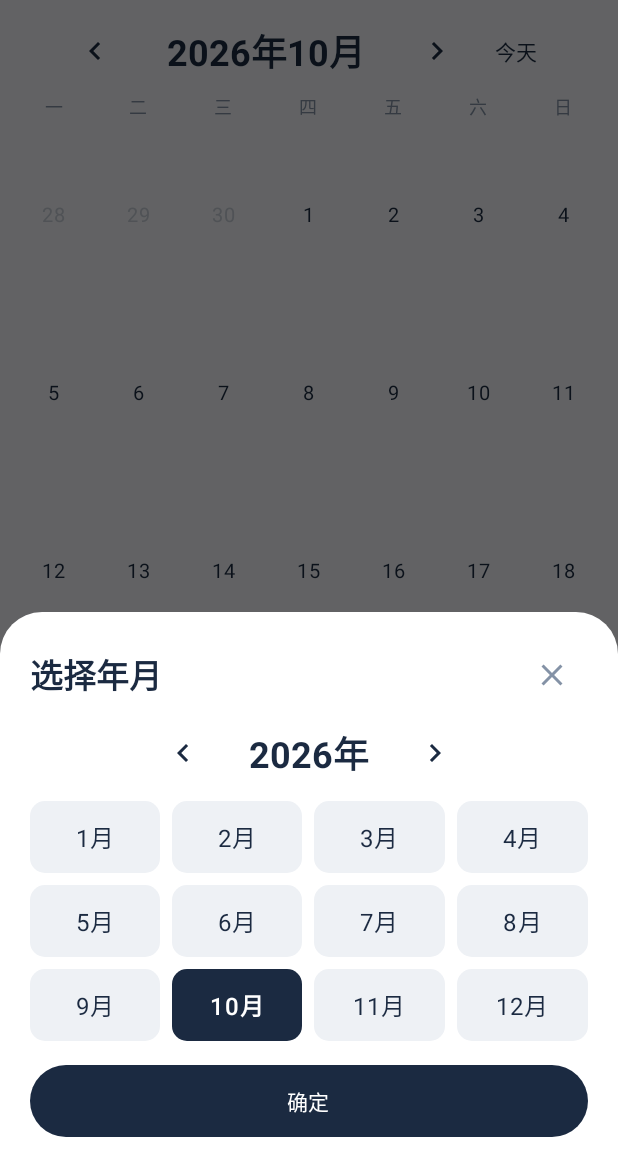
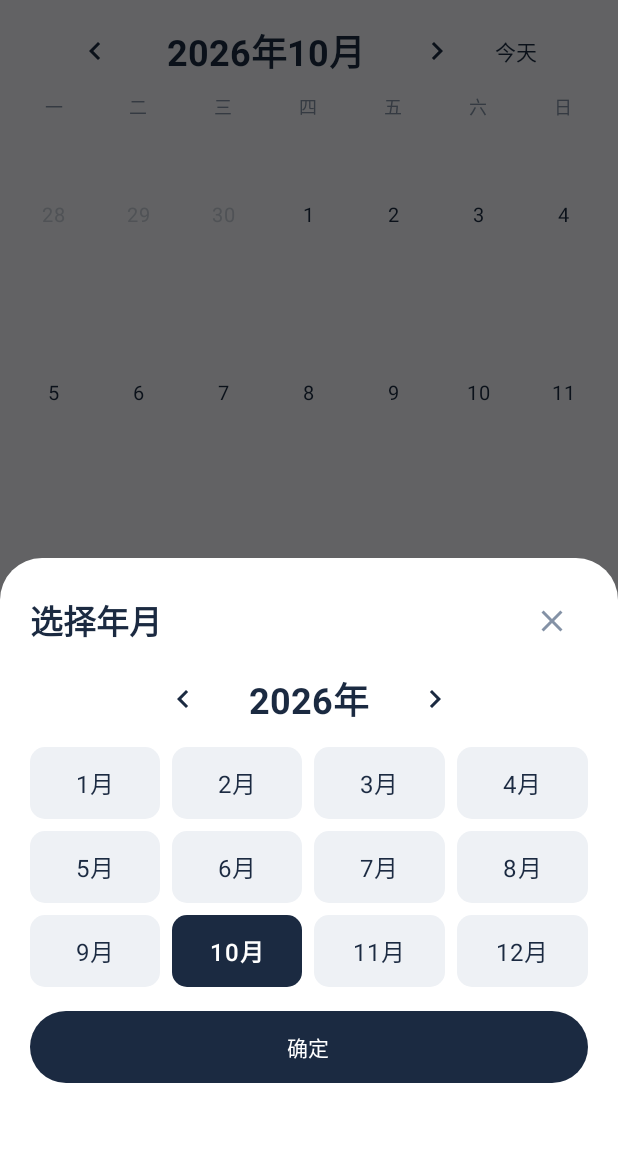
Before and after one commit to wklsky/work_time, an Android app built with Jetpack Compose: the screen it shows after launch (MainActivity), after a tap on an icon or button, on a phone screen of 412 x 824 dp, the part 69-1236 px from its top. Run offline under Robolectric (Android 15) with nearby library versions, the phone set to English and light mode, and no system bars; our stand-ins replace Room's generated code; 1 statement that could not run was skipped; 1 other tap on this screen came first.

Commit message:
fix(界面组件): 修复弹层确认按钮被手势导航条遮挡的问题

```diff
--- a/worktime-android/app/build.gradle.kts
+++ b/worktime-android/app/build.gradle.kts
@@ -39,8 +39,8 @@ android {
         targetSdk = 35
         // 发布新版必须先递增 versionCode（系统只在更大时才允许覆盖安装），
         // versionName 需与 GitHub Release 的 tag（vX.Y.Z）保持一致，更新检测靠它比对
-        versionCode = 7
-        versionName = "2.3.0"
+        versionCode = 8
+        versionName = "2.3.1"
 
         testInstrumentationRunner = "androidx.test.runner.AndroidJUnitRunner"
         vectorDrawables { useSupportLibrary = true }
--- a/worktime-android/app/src/main/java/com/worktime/pro/ui/components/YearMonthPicker.kt
+++ b/worktime-android/app/src/main/java/com/worktime/pro/ui/components/YearMonthPicker.kt
@@ -56,6 +56,14 @@ private const val MIN_YEAR = 2000
 private const val MAX_YEAR = 2100
 
 /**
+ * 确认按钮底部安全间距。
+ * Dialog 在 edge-to-edge 窗口里 navigationBarsPadding 常拿不到导航栏 insets（退化为 0），
+ * 仅靠内容 padding 会让按钮贴住手势条被遮挡或误触，这里用固定间距兜底把按钮整体上移，
+ * 与「校时」弹层（TimePickerDialog）保持一致的避让策略。
+ */
+private val CONFIRM_BUTTON_BOTTOM_INSET = 56.dp
+
+/**
  * @param initial 打开时选中的年月
  * @param onConfirm 点「确定」回调选中的年月，调用方自行落地与关闭
  */
@@ -99,7 +107,7 @@ fun YearMonthPicker(
                         .fillMaxWidth()
                         .navigationBarsPadding()
                         .padding(horizontal = 20.dp)
-                        .padding(top = 18.dp, bottom = 20.dp)
+                        .padding(top = 18.dp)
                 ) {
                     Row(verticalAlignment = Alignment.CenterVertically) {
                         Text(
@@ -184,7 +192,10 @@ fun YearMonthPicker(
 
                     Button(
                         onClick = { onConfirm(YearMonth.of(year, month)) },
-                        modifier = Modifier.fillMaxWidth().height(48.dp)
+                        modifier = Modifier
+                            .fillMaxWidth()
+                            .padding(bottom = CONFIRM_BUTTON_BOTTOM_INSET)
+                            .height(48.dp)
                     ) {
                         Text("确定")
                     }
```
Also changed, not shown: worktime-android/app/src/main/java/com/worktime/pro/ui/summary/SummaryScreen.kt (+13 -2 lines), 2 other files.
